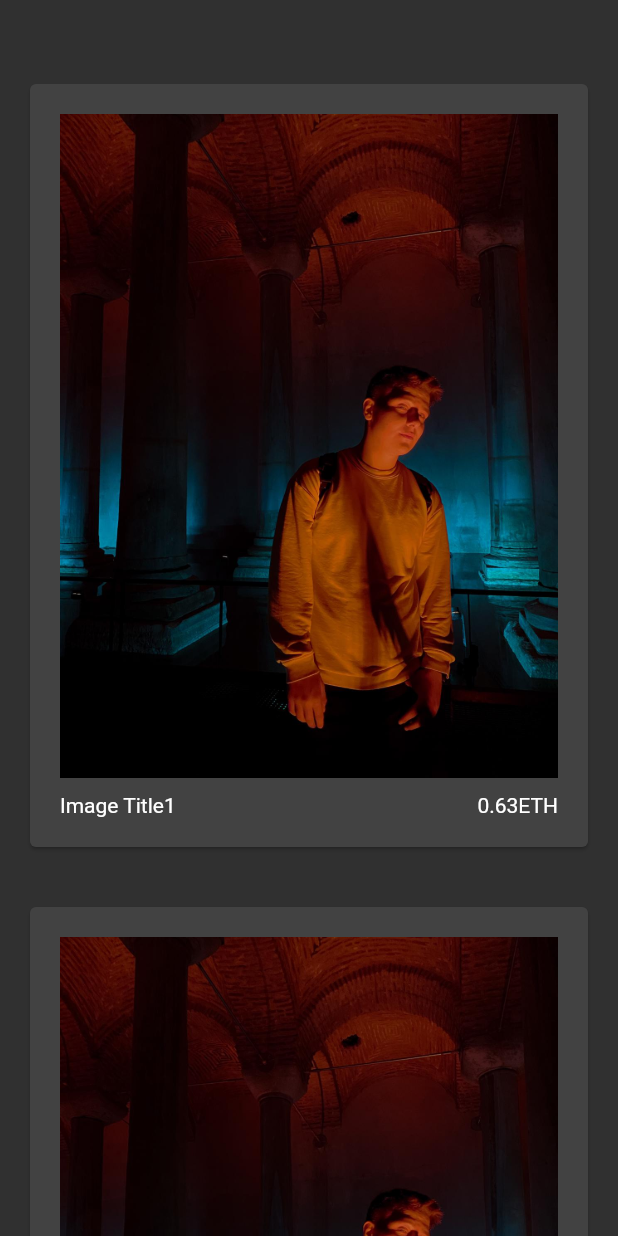
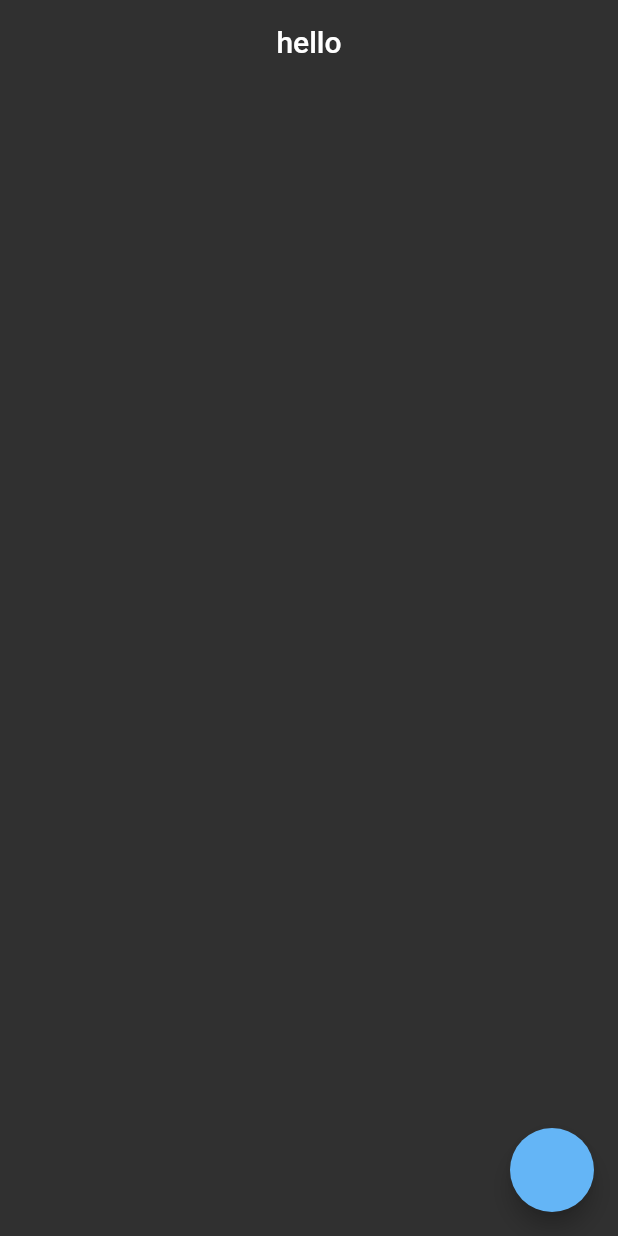
Before and after one commit to enescangull/flutter_full_learn, a Flutter app: the screen it shows after launch, on a phone screen of 412 x 824 dp. Run offline on Flutter 3.47's test engine with Material 2 defaults, Android fonts, the phone set to English and light mode, and no system bars.

Commit message:
202 started

```diff
--- /dev/null
+++ b/lib/202/model_learn.dart
@@ -0,0 +1,118 @@
+// ignore_for_file: public_member_api_docs, sort_constructors_first
+class PostModel1 {
+  int? userId;
+  int? id;
+  String? title;
+  String? body;
+}
+
+class PostModel2 {
+  int userId;
+  int id;
+  String title;
+  String body;
+  PostModel2(this.userId, this.id, this.title, this.body);
+}
+
+class PostModel3 {
+  final int userId;
+  final int id;
+  final String title;
+  final String body;
+
+  PostModel3(this.userId, this.id, this.title, this.body);
+}
+
+class PostModel4 {
+  final int userId;
+  final int id;
+  final String title;
+  final String body;
+
+  PostModel4(
+      {required this.userId,
+      required this.id,
+      required this.title,
+      required this.body});
+}
+
+class PostModel5 {
+  final int _userId;
+  final int _id;
+  final String _title;
+  final String _body;
+
+  PostModel5(
+      {required int userId,
+      required int id,
+      required String title,
+      required String body})
+      : _userId = userId,
+        _id = id,
+        _title = title,
+        _body = body;
+}
+
+class PostModel6 {
+  late final int _userId;
+  late final int _id;
+  late final String _title;
+  late final String _body;
+
+  PostModel6(
+      {required int userId,
+      required int id,
+      required String title,
+      required String body}) {
+    _userId = userId;
+    _id = id;
+    _title = title;
+    _body = body;
+  }
+}
+
+class PostModel7 {
+  late final int _userId;
+  late final int _id;
+  late final String _title;
+  late final String _body;
+
+  PostModel7(
+      {int userId = 0, int id = 0, String title = '', String body = ''}) {
+    _userId = userId;
+    _id = id;
+    _title = title;
+    _body = body;
+  }
+}
+
+class PostModel8 {
+  final int? userId;
+  final int? id;
+  final String? title;
+  String? body;
+
+  PostModel8({this.userId, this.id, this.title, this.body});
+
+  void updateBody(String? data) {
+    if (data != null && data.isNotEmpty) {
+      body = data;
+    } else {
+      body = 'body is null';
+    }
+  }
+
+  PostModel8 copyWith({
+    int? userId,
+    int? id,
+    String? title,
+    String? body,
+  }) {
+    return PostModel8(
+      userId: userId ?? this.userId,
+      id: id ?? this.id,
+      title: title ?? this.title,
+      body: body ?? this.body,
+    );
+  }
+}
--- /dev/null
+++ b/lib/202/model_learn_view.dart
@@ -0,0 +1,58 @@
+import 'package:flutter/material.dart';
+import 'package:flutter_full_learn/202/model_learn.dart';
+
+class ModelLearnView extends StatefulWidget {
+  const ModelLearnView({super.key});
+
+  @override
+  State<ModelLearnView> createState() => _ModelLearnViewState();
+}
+
+class _ModelLearnViewState extends State<ModelLearnView> {
+  PostModel8 user9 = PostModel8(body: 'hello');
+  @override
+  void initState() {
+    super.initState();
+    final user1 = PostModel1()
+      ..userId = 1
+      ..title = 'ec'
+      ..id = 1;
+    user1.body = 'hello';
+    final user2 = PostModel2(2, 2, 'ec', 'a');
+    user2.body = 'hello';
+    final user3 = PostModel3(3, 3, 'ec', 'b');
+    // user3.body = 'hello'; final olduğu için sonrasında değiştirme yapamıyoruz
+
+    ////////Local\\\\\\\
+    final user4 = PostModel4(userId: 4, id: 4, title: 'ec', body: 'a');
+    ////////Local\\\\\\\
+
+    final user5 = PostModel5(userId: 5, id: 5, title: 'ec', body: 'a');
+    // user5. private olduğu için erişim yok encapsulate ederek erişim sağlanabilir Ör; int get userId => _userId;
+    final user6 = PostModel6(userId: 6, id: 6, title: 'ec', body: 'a');
+    final user7 = PostModel7();
+
+    ///////Service\\\\\\\
+    final user8 = PostModel8(body: 'hello');
+    ///////Service\\\\\\\
+  }
+
+  @override
+  Widget build(BuildContext context) {
+    return Scaffold(
+      floatingActionButton: FloatingActionButton(
+        onPressed: () {
+          setState(() {
+            user9 = user9.copyWith(title: 'onPressed');
+            user9.updateBody('enescangull');
+          });
+        },
+      ),
+      appBar: AppBar(
+        title: Text(
+          user9.body ?? 'Error: !!!! NULL DATA !!!!',
+        ),
+      ),
+    );
+  }
+}
--- a/lib/main.dart
+++ b/lib/main.dart
@@ -12,6 +12,7 @@ import 'package:flutter_full_learn/101/indicator_learn.dart';
 import 'package:flutter_full_learn/101/list_tile_learn.dart';
 import 'package:flutter_full_learn/101/list_view_builder.dart';
 import 'package:flutter_full_learn/101/list_view_learn.dart';
+import 'package:flutter_full_learn/101/navigation_learn.dart';
 import 'package:flutter_full_learn/101/padding_learn.dart';
 import 'package:flutter_full_learn/101/page_view_learn.dart';
 import 'package:flutter_full_learn/101/scaffold_learn.dart';
@@ -21,11 +22,14 @@ import 'package:flutter_full_learn/101/statefull_life_cycle.dart';
 import 'package:flutter_full_learn/101/stateless_learn.dart';
 import 'package:flutter_full_learn/101/text_field_learn.dart';
 import 'package:flutter_full_learn/101/text_learn_view.dart';
+import 'package:flutter_full_learn/202/tab_learn.dart';
 import 'package:flutter_full_learn/demos/color_demos_view.dart';
 import 'package:flutter_full_learn/demos/color_life_cycle_view.dart';
 import 'package:flutter_full_learn/demos/my_collections_demo.dart';
 import 'package:flutter_full_learn/demos/note_demos_view.dart';
 import 'package:flutter_full_learn/demos/stack_demo_view.dart';
+
+import '202/model_learn_view.dart';
 
 void main() {
   runApp(const MyApp());
@@ -40,6 +44,16 @@ class MyApp extends StatelessWidget {
     return MaterialApp(
       title: 'Flutter Demo',
       theme: ThemeData.dark().copyWith(
+          tabBarTheme: TabBarTheme(
+            labelColor: Colors.white,
+            unselectedLabelColor: Colors.blue[300],
+          ),
+          floatingActionButtonTheme: FloatingActionButtonThemeData(
+            backgroundColor: Colors.blue[300],
+            splashColor: Colors.white,
+          ),
+          bottomAppBarTheme:
+              BottomAppBarTheme(shape: CircularNotchedRectangle()),
           progressIndicatorTheme: ProgressIndicatorThemeData(color: Colors.red),
           listTileTheme: ListTileThemeData(contentPadding: EdgeInsets.zero),
           inputDecorationTheme: InputDecorationTheme(
@@ -57,7 +71,7 @@ class MyApp extends StatelessWidget {
             backgroundColor: Colors.transparent,
             elevation: 0,
           )),
-      home: MyCollectionsDemo(),
+      home: ModelLearnView(),
       debugShowCheckedModeBanner: false,
     );
   }
```
Also changed, not shown: lib/101/navigate_detail_learn.dart (added, +32 -0 lines), lib/101/navigation_learn.dart (added, +75 -0 lines), lib/202/tab_learn.dart (added, +83 -0 lines).
